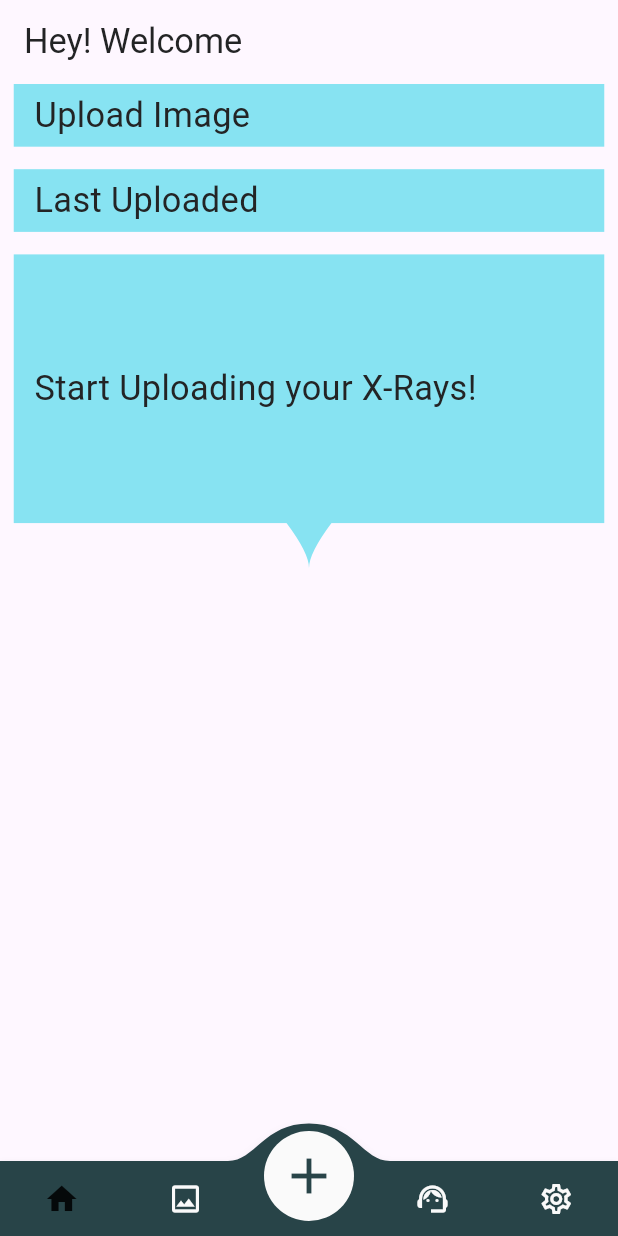
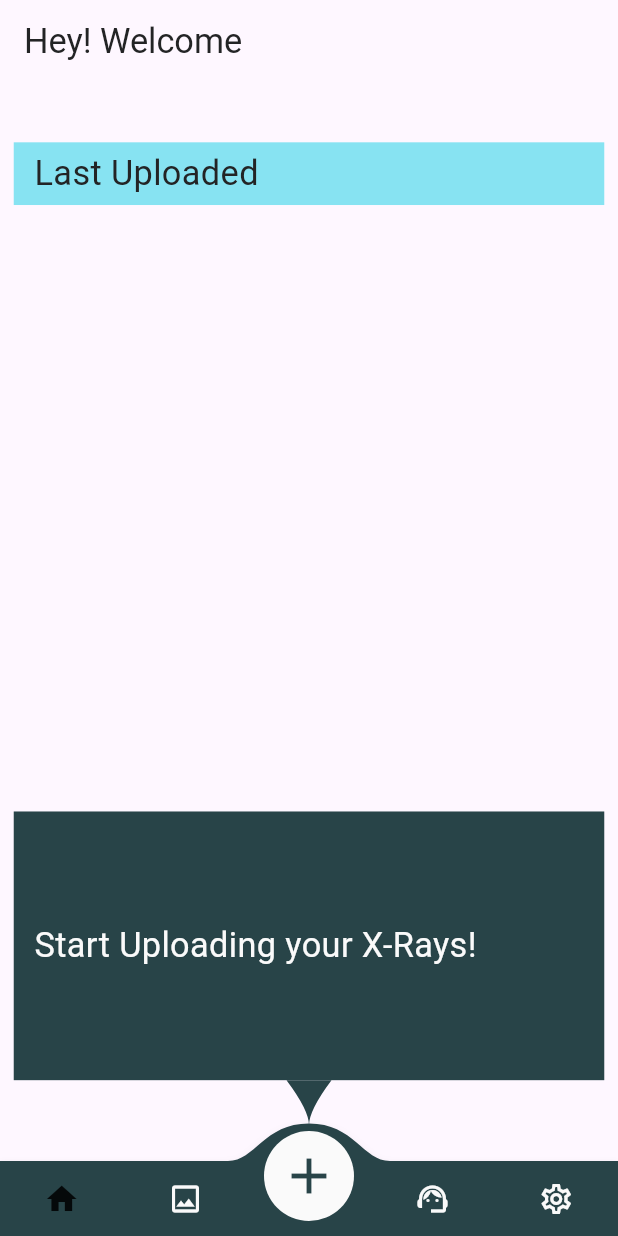
Before and after one commit to AliRaouf/BoneVision, a Flutter app: the HomeScreen screen opened directly, on a phone screen of 412 x 824 dp. Run offline on Flutter 3.47's test engine with Material 3 defaults, Android fonts, the phone set to English and light mode, and no system bars; drawn by our look-alikes of convex_bottom_bar; our stand-ins replace bloc, cloud_firestore, firebase_auth, firebase_core, firebase_storage, flutter_bloc and 6 more; missing offline and left inert: flutter_facebook_auth; accounts and stored records are empty; Roboto replaces fonts that are missing (Prompt).

Commit message:
missing home screen

```diff
--- a/lib/component/clipcontainer.dart
+++ b/lib/component/clipcontainer.dart
@@ -5,7 +5,7 @@ class CurvedTrianglePainter extends CustomPainter {
   @override
   void paint(Canvas canvas, Size size) {
     Paint paint = Paint()
-      ..color = Color(0xff87e3f2)
+      ..color = Color(0xff284448)
       ..style = PaintingStyle.fill;
 
     Path path = Path();
--- a/lib/screens/home_screen.dart
+++ b/lib/screens/home_screen.dart
@@ -195,56 +195,12 @@ class _HomeScreenState extends State<HomeScreen> {
                       fontSize: 20.w, color: Color(0xff232425))),
             ),
             body: Padding(
-              padding: EdgeInsets.symmetric(horizontal: 8.w),
+              padding: EdgeInsets.symmetric(horizontal: 8.w,vertical: 20.h),
               child: Column(
-                mainAxisAlignment: MainAxisAlignment.start,
+                mainAxisAlignment: MainAxisAlignment.spaceBetween,
                 children: [
-                  Container(
-                    width: 1.sw,
-                    height: 35.h,
-                    color: Color(0xff87e3f2),
-                    child: Row(
+                  Column(
                     children: [
-                        Padding(
-                          padding: EdgeInsets.only(left: 12.0.w),
-                          child: Text("Upload Image",
-                              style: GoogleFonts.prompt(
-                                  fontSize: 20.w, color: Color(0xff232425))),
-                        )
-                      ],
-                    ),
-                  ),
-                  // cubit.file != null
-                  //     ? Container(
-                  //         margin: EdgeInsets.symmetric(vertical: 20.h),
-                  //         width: 320.w,
-                  //         height: 220.h,
-                  //         child: Image.file(
-                  //           File(cubit.file!.path),
-                  //           fit: BoxFit.fitHeight,
-                  //         ),
-                  //       )
-                  //     : Container(
-                  //         margin: EdgeInsets.symmetric(vertical: 20.h),
-                  //         width: 340.w,
-                  //         height: 220.h,
-                  //         color: Colors.grey[200],
-                  //         child: Column(
-                  //           mainAxisAlignment: MainAxisAlignment.center,
-                  //           children: [
-                  //             Icon(
-                  //               Icons.image_search_rounded,
-                  //               color: Colors.grey[400],
-                  //               size: 150.w,
-                  //             ),
-                  //             Text("UPLOAD IMAGE",
-                  //                 style: TextStyle(
-                  //                     fontSize: 20.w,
-                  //                     color: Colors.grey[400],
-                  //                     fontWeight: FontWeight.w500))
-                  //           ],
-                  //         ),
-                  //       ),
                       Container(
                         margin: EdgeInsets.symmetric(vertical: 15),
                         width: 1.sw,
@@ -261,12 +217,14 @@ class _HomeScreenState extends State<HomeScreen> {
                           ],
                         ),
                       ),
+                    ],
+                  ),
                   Column(
                     children: [
                       Container(
                         width: 1.sw,
                         height: 150.h,
-                        color: Color(0xff87e3f2),
+                        color: Color(0xff284448),
                         child: Row(
                           children: [
                             Padding(
@@ -274,7 +232,7 @@ class _HomeScreenState extends State<HomeScreen> {
                               child: Text("Start Uploading your X-Rays!",
                                   style: GoogleFonts.prompt(
                                       fontSize: 20.w,
-                                      color: Color(0xff232425))),
+                                      color: Color(0xfffafafa))),
                             )
                           ],
                         ),
@@ -302,25 +260,3 @@ class _HomeScreenState extends State<HomeScreen> {
     );
   }
 }
-
-class UpwardTrianglePainter extends CustomPainter {
-  @override
-  void paint(Canvas canvas, Size size) {
-    final Paint paint = Paint()
-      ..color = Color(0xff232425)
-      ..style = PaintingStyle.fill;
-
-    final path = Path()
-      ..moveTo(size.width / 2, size.height)
-      ..lineTo(size.width, 0)
-      ..lineTo(0, 0)
-      ..close();
-
-    canvas.drawPath(path, paint);
-  }
-
-  @override
-  bool shouldRepaint(covariant CustomPainter oldDelegate) {
-    return false;
-  }
-}
```
Lines whose indentation alone changed are shown as unchanged.
